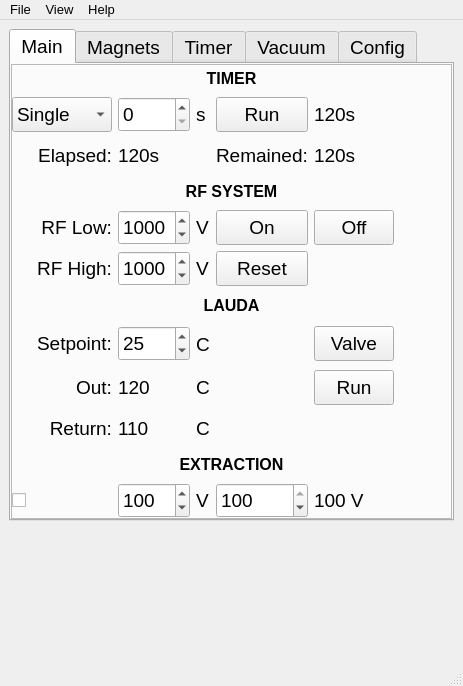
First picture: the form in Magnets_UI.ui, repository salinsalins/TDKLambda, before the edit.
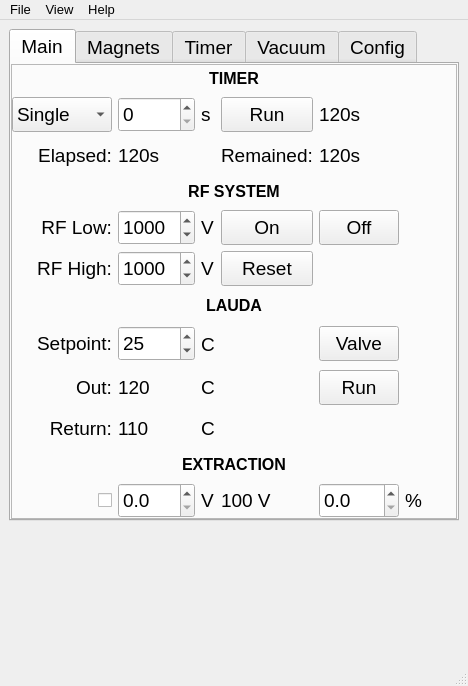
Second picture: the form after the edit. Icons and pictures are not drawn.

Diff of the .ui file:
```diff
--- a/Magnets_UI.ui
+++ b/Magnets_UI.ui
@@ -1173,109 +1173,7 @@
              </property>
             </widget>
            </item>
-           <item row="11" column="1">
-            <widget class="QSpinBox" name="spinBox_5">
-             <property name="sizePolicy">
-              <sizepolicy hsizetype="Minimum" vsizetype="Fixed">
-               <horstretch>0</horstretch>
-               <verstretch>0</verstretch>
-              </sizepolicy>
-             </property>
-             <property name="minimumSize">
-              <size>
-               <width>0</width>
-               <height>35</height>
-              </size>
-             </property>
-             <property name="maximumSize">
-              <size>
-               <width>16777215</width>
-               <height>35</height>
-              </size>
-             </property>
-             <property name="font">
-              <font>
-               <pointsize>14</pointsize>
-              </font>
-             </property>
-             <property name="maximum">
-              <number>500</number>
-             </property>
-             <property name="singleStep">
-              <number>10</number>
-             </property>
-             <property name="value">
-              <number>100</number>
-             </property>
-            </widget>
-           </item>
-           <item row="11" column="4">
-            <widget class="QLabel" name="label_25">
-             <property name="sizePolicy">
-              <sizepolicy hsizetype="Preferred" vsizetype="Fixed">
-               <horstretch>0</horstretch>
-               <verstretch>0</verstretch>
-              </sizepolicy>
-             </property>
-             <property name="minimumSize">
-              <size>
-               <width>0</width>
-               <height>35</height>
-              </size>
-             </property>
-             <property name="maximumSize">
-              <size>
-               <width>16777215</width>
-               <height>35</height>
-              </size>
-             </property>
-             <property name="font">
-              <font>
-               <pointsize>14</pointsize>
-              </font>
-             </property>
-             <property name="text">
-              <string>100 V</string>
-             </property>
-            </widget>
-           </item>
-           <item row="11" column="3">
-            <widget class="QSpinBox" name="spinBox_6">
-             <property name="sizePolicy">
-              <sizepolicy hsizetype="Minimum" vsizetype="Fixed">
-               <horstretch>0</horstretch>
-               <verstretch>0</verstretch>
-              </sizepolicy>
-             </property>
-             <property name="minimumSize">
-              <size>
-               <width>0</width>
-               <height>35</height>
-              </size>
-             </property>
-             <property name="maximumSize">
-              <size>
-               <width>16777215</width>
-               <height>35</height>
-              </size>
-             </property>
-             <property name="font">
-              <font>
-               <pointsize>14</pointsize>
-              </font>
-             </property>
-             <property name="maximum">
-              <number>100</number>
-             </property>
-             <property name="singleStep">
-              <number>1</number>
-             </property>
-             <property name="value">
-              <number>100</number>
-             </property>
-            </widget>
-           </item>
-           <item row="11" column="0">
+           <item row="11" column="0" alignment="Qt::AlignRight">
             <widget class="QCheckBox" name="checkBox_2">
              <property name="sizePolicy">
               <sizepolicy hsizetype="Maximum" vsizetype="Fixed">
@@ -1590,6 +1488,126 @@
              </property>
             </widget>
            </item>
+           <item row="11" column="3">
+            <widget class="QLabel" name="label_25">
+             <property name="sizePolicy">
+              <sizepolicy hsizetype="Preferred" vsizetype="Fixed">
+               <horstretch>0</horstretch>
+               <verstretch>0</verstretch>
+              </sizepolicy>
+             </property>
+             <property name="minimumSize">
+              <size>
+               <width>0</width>
+               <height>35</height>
+              </size>
+             </property>
+             <property name="maximumSize">
+              <size>
+               <width>16777215</width>
+               <height>35</height>
+              </size>
+             </property>
+             <property name="font">
+              <font>
+               <pointsize>14</pointsize>
+              </font>
+             </property>
+             <property name="text">
+              <string>100 V</string>
+             </property>
+            </widget>
+           </item>
+           <item row="11" column="5">
+            <widget class="QLabel" name="label_20">
+             <property name="sizePolicy">
+              <sizepolicy hsizetype="Preferred" vsizetype="Fixed">
+               <horstretch>0</horstretch>
+               <verstretch>0</verstretch>
+              </sizepolicy>
+             </property>
+             <property name="minimumSize">
+              <size>
+               <width>0</width>
+               <height>35</height>
+              </size>
+             </property>
+             <property name="maximumSize">
+              <size>
+               <width>16777215</width>
+               <height>35</height>
+              </size>
+             </property>
+             <property name="font">
+              <font>
+               <pointsize>14</pointsize>
+              </font>
+             </property>
+             <property name="text">
+              <string>%</string>
+             </property>
+            </widget>
+           </item>
+           <item row="11" column="1">
+            <widget class="QDoubleSpinBox" name="doubleSpinBox_5">
+             <property name="sizePolicy">
+              <sizepolicy hsizetype="Minimum" vsizetype="Fixed">
+               <horstretch>0</horstretch>
+               <verstretch>0</verstretch>
+              </sizepolicy>
+             </property>
+             <property name="minimumSize">
+              <size>
+               <width>0</width>
+               <height>35</height>
+              </size>
+             </property>
+             <property name="maximumSize">
+              <size>
+               <width>16777215</width>
+               <height>35</height>
+              </size>
+             </property>
+             <property name="font">
+              <font>
+               <pointsize>14</pointsize>
+              </font>
+             </property>
+             <property name="decimals">
+              <number>1</number>
+             </property>
+            </widget>
+           </item>
+           <item row="11" column="4">
+            <widget class="QDoubleSpinBox" name="doubleSpinBox_6">
+             <property name="sizePolicy">
+              <sizepolicy hsizetype="Minimum" vsizetype="Fixed">
+               <horstretch>0</horstretch>
+               <verstretch>0</verstretch>
+              </sizepolicy>
+             </property>
+             <property name="minimumSize">
+              <size>
+               <width>0</width>
+               <height>35</height>
+              </size>
+             </property>
+             <property name="maximumSize">
+              <size>
+               <width>16777215</width>
+               <height>35</height>
+              </size>
+             </property>
+             <property name="font">
+              <font>
+               <pointsize>14</pointsize>
+              </font>
+             </property>
+             <property name="decimals">
+              <number>1</number>
+             </property>
+            </widget>
+           </item>
           </layout>
          </widget>
         </item>
```
Left out of the diff: 906 changed lines with no effect on the pictures.
